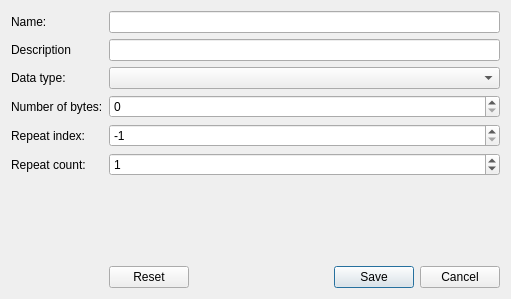
Qt form itemeditordialog.ui (sqrldev/IdTool) before a commit.
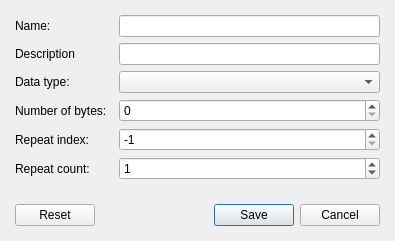
The same form after that commit.

Commit message: Improve layout of ItemEditorDialog

The edit to the form file:
```diff
--- a/itemeditordialog.ui
+++ b/itemeditordialog.ui
@@ -6,14 +6,26 @@
    <rect>
     <x>0</x>
     <y>0</y>
-    <width>511</width>
-    <height>299</height>
+    <width>395</width>
+    <height>241</height>
    </rect>
   </property>
   <property name="windowTitle">
    <string>Add or edit item</string>
   </property>
   <layout class="QGridLayout" name="gridLayout">
+   <property name="leftMargin">
+    <number>15</number>
+   </property>
+   <property name="topMargin">
+    <number>15</number>
+   </property>
+   <property name="rightMargin">
+    <number>15</number>
+   </property>
+   <property name="bottomMargin">
+    <number>15</number>
+   </property>
    <item row="0" column="2">
     <widget class="QLineEdit" name="txtName"/>
    </item>
@@ -27,16 +39,6 @@
      </property>
     </widget>
    </item>
-   <item row="7" column="2">
-    <widget class="QDialogButtonBox" name="buttonBox">
-     <property name="orientation">
-      <enum>Qt::Horizontal</enum>
-     </property>
-     <property name="standardButtons">
-      <set>QDialogButtonBox::Cancel|QDialogButtonBox::Reset|QDialogButtonBox::Save</set>
-     </property>
-    </widget>
-   </item>
    <item row="6" column="2">
     <spacer name="verticalSpacer">
      <property name="orientation">
@@ -118,6 +120,16 @@
      </property>
     </widget>
    </item>
+   <item row="7" column="0" colspan="3">
+    <widget class="QDialogButtonBox" name="buttonBox">
+     <property name="orientation">
+      <enum>Qt::Horizontal</enum>
+     </property>
+     <property name="standardButtons">
+      <set>QDialogButtonBox::Cancel|QDialogButtonBox::Reset|QDialogButtonBox::Save</set>
+     </property>
+    </widget>
+   </item>
   </layout>
  </widget>
  <resources/>
```
